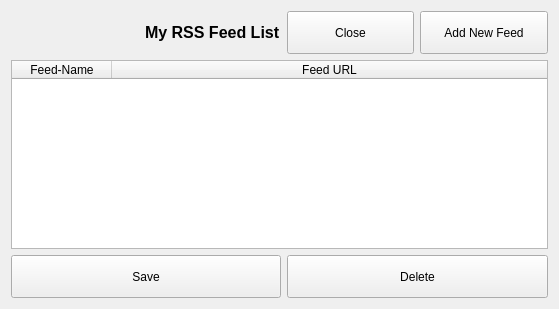
Old version of the form ui/rss-list.ui in the repository berndhs/arado.
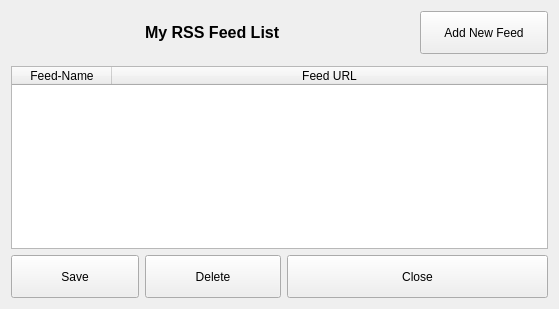
New version of the form. Icons and pictures are not drawn.

Commit message: column width and order

What changed in the file:
```diff
--- a/ui/rss-list.ui
+++ b/ui/rss-list.ui
@@ -18,36 +18,7 @@
     <normaloff>:/arado-logo-colo-128.png</normaloff>:/arado-logo-colo-128.png</iconset>
   </property>
   <layout class="QGridLayout" name="gridLayout">
-   <item row="6" column="0" colspan="4">
-    <widget class="QTableWidget" name="feedTable">
-     <property name="styleSheet">
-      <string notr="true"/>
-     </property>
-     <property name="alternatingRowColors">
-      <bool>true</bool>
-     </property>
-     <attribute name="horizontalHeaderVisible">
-      <bool>true</bool>
-     </attribute>
-     <attribute name="horizontalHeaderStretchLastSection">
-      <bool>true</bool>
-     </attribute>
-     <attribute name="verticalHeaderVisible">
-      <bool>false</bool>
-     </attribute>
-     <column>
-      <property name="text">
-       <string>Feed-Name</string>
-      </property>
-     </column>
-     <column>
-      <property name="text">
-       <string>Feed URL</string>
-      </property>
-     </column>
-    </widget>
-   </item>
-   <item row="1" column="0">
+   <item row="0" column="0" rowspan="2">
     <widget class="QPushButton" name="closeButton1">
      <property name="sizePolicy">
       <sizepolicy hsizetype="Minimum" vsizetype="Fixed">
@@ -70,8 +41,8 @@
      </property>
      <property name="iconSize">
       <size>
-       <width>100</width>
-       <height>100</height>
+       <width>96</width>
+       <height>96</height>
       </size>
      </property>
      <property name="flat">
@@ -79,7 +50,7 @@
      </property>
     </widget>
    </item>
-   <item row="1" column="1">
+   <item row="0" column="1">
     <widget class="QLabel" name="label">
      <property name="font">
       <font>
@@ -93,7 +64,49 @@
      </property>
     </widget>
    </item>
-   <item row="7" column="2" colspan="2">
+   <item row="2" column="0" colspan="4">
+    <widget class="QTableWidget" name="feedTable">
+     <property name="styleSheet">
+      <string notr="true"/>
+     </property>
+     <property name="alternatingRowColors">
+      <bool>true</bool>
+     </property>
+     <attribute name="horizontalHeaderVisible">
+      <bool>true</bool>
+     </attribute>
+     <attribute name="horizontalHeaderStretchLastSection">
+      <bool>true</bool>
+     </attribute>
+     <attribute name="verticalHeaderVisible">
+      <bool>false</bool>
+     </attribute>
+     <column>
+      <property name="text">
+       <string>Feed-Name</string>
+      </property>
+     </column>
+     <column>
+      <property name="text">
+       <string>Feed URL</string>
+      </property>
+     </column>
+    </widget>
+   </item>
+   <item row="4" column="2" colspan="2">
+    <widget class="QPushButton" name="closeButton2">
+     <property name="minimumSize">
+      <size>
+       <width>0</width>
+       <height>43</height>
+      </size>
+     </property>
+     <property name="text">
+      <string>Close</string>
+     </property>
+    </widget>
+   </item>
+   <item row="4" column="1">
     <widget class="QPushButton" name="deleteButton">
      <property name="minimumSize">
       <size>
@@ -116,7 +129,7 @@
      </property>
     </widget>
    </item>
-   <item row="7" column="0" colspan="2">
+   <item row="4" column="0">
     <widget class="QPushButton" name="saveButton">
      <property name="minimumSize">
       <size>
@@ -139,7 +152,7 @@
      </property>
     </widget>
    </item>
-   <item row="1" column="3">
+   <item row="0" column="3">
     <widget class="QPushButton" name="newButton">
      <property name="minimumSize">
       <size>
@@ -162,19 +175,6 @@
      </property>
     </widget>
    </item>
-   <item row="1" column="2">
-    <widget class="QPushButton" name="closeButton2">
-     <property name="minimumSize">
-      <size>
-       <width>0</width>
-       <height>43</height>
-      </size>
-     </property>
-     <property name="text">
-      <string>Close</string>
-     </property>
-    </widget>
-   </item>
   </layout>
  </widget>
  <resources>
```
The commit also changes 3 other files.
